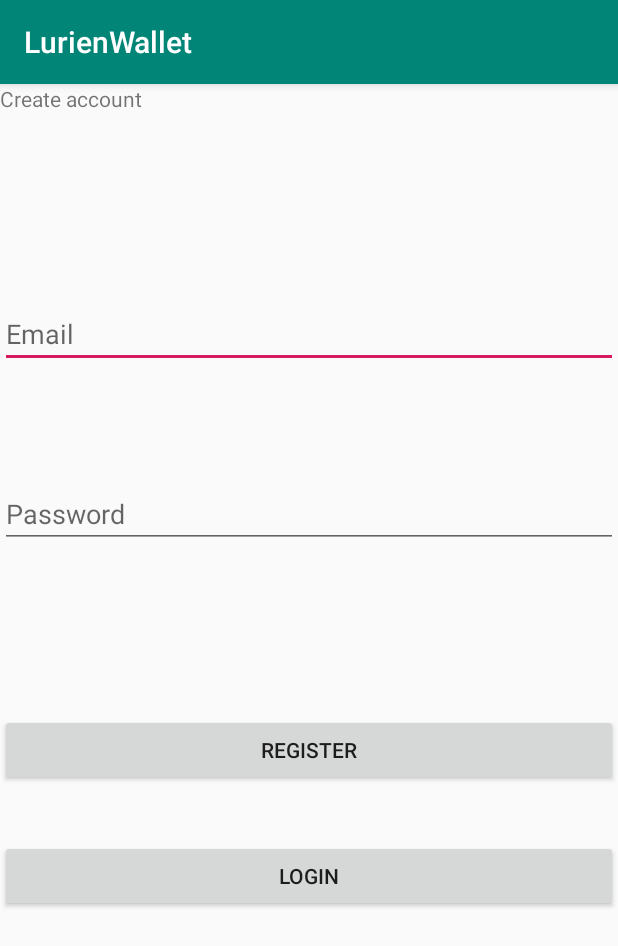
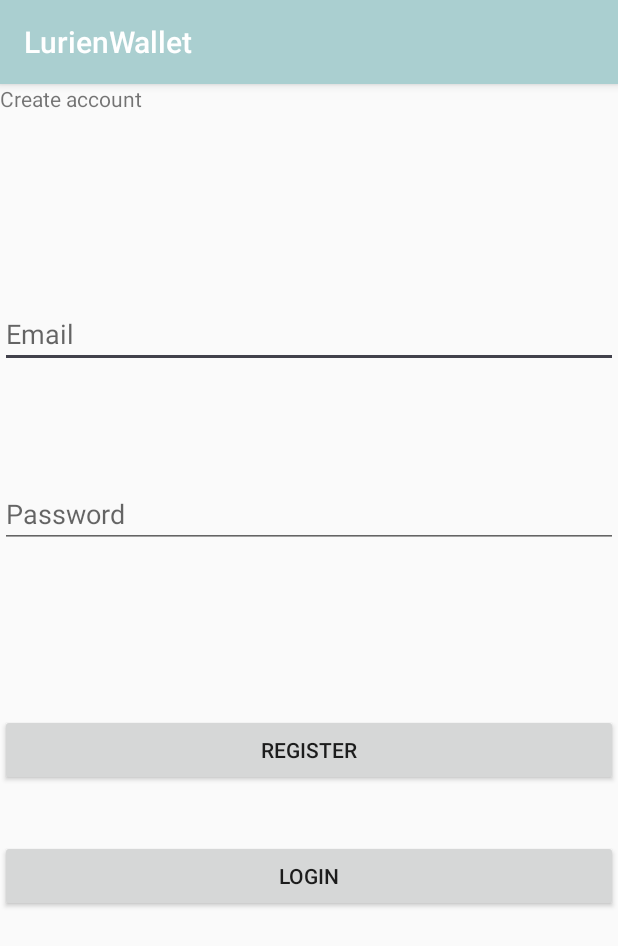
Before and after one commit to ChristianTaidi/LurienWallet, an Android app: the screen it shows after launch (RegisterActivity), on a phone screen of 412 x 824 dp. Shown: the top 946 px of the screen. Run offline under Robolectric (Android 15) with nearby library versions, the phone set to English and light mode, and no system bars; our stand-ins replace Firebase (no records; nobody signed in at launch, a user with empty details on screens opened directly); libraries missing offline, so code that uses them is left out: jnr.a64asm, org.bouncycastle.jce, org.web3j.crypto, org.web3j.protocol; 1 statement that could not run was skipped.

Commit message:
modified the info dialog and the color palette

```diff
--- a/app/src/main/res/values/colors.xml
+++ b/app/src/main/res/values/colors.xml
@@ -1,6 +1,7 @@
 <?xml version="1.0" encoding="utf-8"?>
 <resources>
-    <color name="colorPrimary">#008577</color>
-    <color name="colorPrimaryDark">#00574B</color>
-    <color name="colorAccent">#D81B60</color>
+    <color name="colorPrimary">#aacfd0</color>
+    <color name="colorPrimaryDark">#41414b</color>
+    <color name="colorAccent">#41414b</color>
+    <color name="textColor">#41414b</color>
 </resources>
```
Also changed, not shown: app/src/main/java/com/christian/lurienwallet/demo/MainActivity.java (+13 -1 lines).
